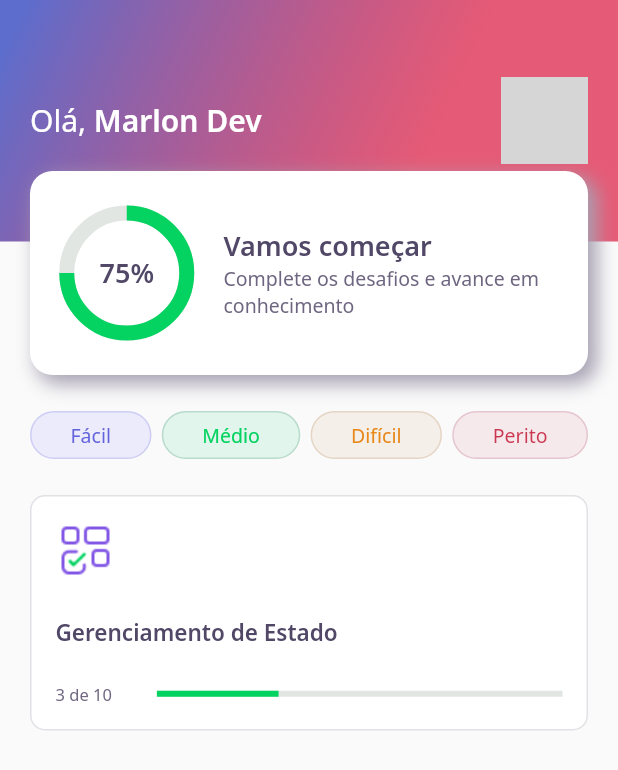
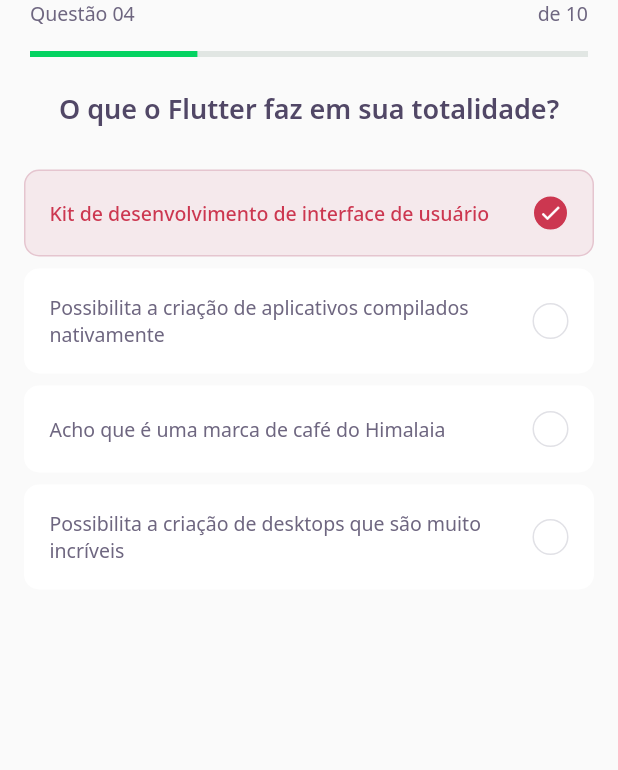
Before and after one commit to mardarc/flutter_nlw_5, a Flutter app: the screen it shows after launch, on a phone screen of 412 x 824 dp. Shown: the top 770 px of the screen. Run offline on Flutter 3.47's test engine with Material 2 defaults, Android fonts, the phone set to English and light mode, and no system bars; our stand-ins replace google_fonts; grey boxes are pictures that could not be loaded.

Commit message:
Finalizada aula 2. - Criada a Challenge_page, página onde irá conter a pergunta. - Criados os widgets da página.

```diff
--- /dev/null
+++ b/lib/challenge/challenge_page.dart
@@ -0,0 +1,28 @@
+import 'package:DevQuiz/challenge/widgets/question_indicator/question_indicator_widget.dart';
+import 'package:DevQuiz/challenge/widgets/quiz/quiz_widget.dart';
+import 'package:flutter/material.dart';
+
+class ChallengePage extends StatefulWidget {
+  ChallengePage({Key? key}) : super(key: key);
+
+  @override
+  _ChallengePageState createState() => _ChallengePageState();
+}
+
+class _ChallengePageState extends State<ChallengePage> {
+  @override
+  Widget build(BuildContext context) {
+    return Scaffold(
+      appBar: PreferredSize(
+        preferredSize: Size.fromHeight(60),
+        child: SafeArea(
+          top: true,
+          child: QuestionIndicatorWidget(),
+        ),
+      ),
+      body: QuizWidget(
+        title: "O que o Flutter faz em sua totalidade?",
+      ),
+    );
+  }
+}
--- /dev/null
+++ b/lib/challenge/widgets/answer_widget/answer_widget.dart
@@ -0,0 +1,83 @@
+import 'package:DevQuiz/core/app_colors.dart';
+import 'package:DevQuiz/core/app_text_styles.dart';
+import 'package:flutter/material.dart';
+
+class AnswerWidget extends StatelessWidget {
+  final String title;
+  final bool isRight;
+  final bool isSelected;
+
+  const AnswerWidget(
+      {Key? key,
+      required this.title,
+      this.isRight = false,
+      this.isSelected = false})
+      : super(key: key);
+
+  Color get _selectedColorRight =>
+      isRight ? AppColors.darkGreen : AppColors.darkRed;
+
+  Color get _selectedBorderRight =>
+      isRight ? AppColors.lightGreen : AppColors.lightRed;
+
+  Color get _selectedColorCardRight =>
+      isRight ? AppColors.lightGreen : AppColors.lightRed;
+
+  Color get _selectedBorderCardRight =>
+      isRight ? AppColors.green : AppColors.red;
+
+  TextStyle get _selectedTextStyleRight =>
+      isRight ? AppTextStyles.bodyDarkGreen : AppTextStyles.bodyDarkRed;
+
+  IconData get _selectedIconRight => isRight ? Icons.check : Icons.close;
+
+  @override
+  Widget build(BuildContext context) {
+    return Padding(
+      padding: const EdgeInsets.symmetric(horizontal: 16, vertical: 4),
+      child: Container(
+        padding: EdgeInsets.all(16),
+        decoration: BoxDecoration(
+          color: isSelected ? _selectedColorCardRight : AppColors.white,
+          borderRadius: BorderRadius.circular(10),
+          border: Border.fromBorderSide(
+            BorderSide(
+              color: isSelected ? _selectedBorderCardRight : AppColors.white,
+            ),
+          ),
+        ),
+        child: Row(
+          children: [
+            Expanded(
+              child: Text(
+                title,
+                style:
+                    isSelected ? _selectedTextStyleRight : AppTextStyles.body,
+              ),
+            ),
+            Container(
+              width: 24,
+              height: 24,
+              decoration: BoxDecoration(
+                  color: isSelected ? _selectedColorRight : AppColors.white,
+                  borderRadius: BorderRadius.circular(500),
+                  border: Border.fromBorderSide(
+                    BorderSide(
+                      color:
+                          isSelected ? _selectedBorderRight : AppColors.border,
+                    ),
+                  )),
+              child: isSelected
+                  ? Icon(
+                      Icons.check,
+                      size: 16,
+                      color: Colors.white,
+                    )
+                  : null,
+            ),
+          ],
+        ),
+      ),
+    );
+  }
+}
--- /dev/null
+++ b/lib/challenge/widgets/question_indicator/question_indicator_widget.dart
@@ -0,0 +1,37 @@
+import 'package:DevQuiz/core/app_text_styles.dart';
+import 'package:DevQuiz/shared/widgets/progress_indicator/progress_indicator_widget.dart';
+import 'package:flutter/material.dart';
+
+class QuestionIndicatorWidget extends StatelessWidget {
+  const QuestionIndicatorWidget({Key? key}) : super(key: key);
+
+  @override
+  Widget build(BuildContext context) {
+    return Container(
+      padding: const EdgeInsets.symmetric(horizontal: 20),
+      child: Column(
+        children: [
+          Row(
+            mainAxisAlignment: MainAxisAlignment.spaceBetween,
+            children: [
+              Text(
+                "Questão 04",
+                style: AppTextStyles.body,
+              ),
+              Text(
+                "de 10",
+                style: AppTextStyles.body,
+              ),
+            ],
+          ),
+          SizedBox(
+            height: 16,
+          ),
+          ProgressIndicatorWidget(
+            value: 0.4,
+          )
+        ],
+      ),
+    );
+  }
+}
--- /dev/null
+++ b/lib/challenge/widgets/quiz/quiz_widget.dart
@@ -0,0 +1,36 @@
+import 'package:DevQuiz/challenge/widgets/answer_widget/answer_widget.dart';
+import 'package:DevQuiz/core/app_text_styles.dart';
+import 'package:flutter/material.dart';
+
+class QuizWidget extends StatelessWidget {
+  final String title;
+  const QuizWidget({Key? key, required this.title}) : super(key: key);
+
+  @override
+  Widget build(BuildContext context) {
+    return Container(
+      child: Column(
+        children: [
+          Text(
+            title,
+            style: AppTextStyles.heading,
+          ),
+          SizedBox(
+            height: 24,
+          ),
+          AnswerWidget(
+              isRight: false,
+              isSelected: true,
+              title: "Kit de desenvolvimento de interface de usuário"),
+          AnswerWidget(
+              title:
+                  "Possibilita a criação de aplicativos compilados nativamente"),
+          AnswerWidget(title: "Acho que é uma marca de café do Himalaia"),
+          AnswerWidget(
+              title:
+                  "Possibilita a criação de desktops que são muito incríveis"),
+        ],
+      ),
+    );
+  }
+}
--- a/lib/core/app_gradients.dart
+++ b/lib/core/app_gradients.dart
@@ -5,8 +5,8 @@ import 'package:flutter/material.dart';
 
 class AppGradients {
   static final linear = LinearGradient(colors: [
-    Color(0xFF5C6DCD),
-    Color.fromRGBO(220, 20, 60, 0.695),
+    Color(0xFF57B6E5),
+    Color.fromRGBO(130, 87, 229, 0.695),
   ], stops: [
     0.0,
     0.695
--- a/lib/core/app_widget.dart
+++ b/lib/core/app_widget.dart
@@ -1,13 +1,17 @@
+import 'package:DevQuiz/challenge/challenge_page.dart';
 import 'package:DevQuiz/home/home_page.dart';
 import 'package:flutter/material.dart';
+import 'package:flutter/services.dart';
 
 class AppWidget extends StatelessWidget {
   @override
   Widget build(BuildContext context) {
+    SystemChrome.setSystemUIOverlayStyle(
+        SystemUiOverlayStyle(statusBarColor: Colors.transparent));
     return MaterialApp(
       debugShowCheckedModeBanner: false,
       title: "DevQuiz",
-      home: HomePage(),
+      home: ChallengePage(),
     );
   }
 }
--- a/lib/home/home_page.dart
+++ b/lib/home/home_page.dart
@@ -18,9 +18,12 @@ class _HomePageState extends State<HomePage> {
     return Scaffold(
       appBar: AppBarWidget(),
       body: Padding(
-        padding: const EdgeInsets.symmetric(horizontal: 20, vertical: 24),
+        padding: const EdgeInsets.symmetric(horizontal: 20),
         child: Column(
           children: [
+            SizedBox(
+              height: 24,
+            ),
             Row(
               mainAxisAlignment: MainAxisAlignment.spaceBetween,
               children: [
@@ -30,7 +33,26 @@ class _HomePageState extends State<HomePage> {
                 LevelButtonWidget(label: "Perito"),
               ],
             ),
-            QuizCardWidget()
+            SizedBox(
+              height: 24,
+            ),
+            Expanded(
+              child: GridView.count(
+                crossAxisSpacing: 16,
+                mainAxisSpacing: 16,
+                crossAxisCount: 2,
+                children: [
+                  QuizCardWidget(),
+                  QuizCardWidget(),
+                  QuizCardWidget(),
+                  QuizCardWidget(),
+                  QuizCardWidget(),
+                  QuizCardWidget(),
+                  QuizCardWidget(),
+                  QuizCardWidget(),
+                ],
+              ),
+            )
           ],
         ),
       ),
--- a/lib/home/widgets/quiz_card/quiz_card_widget.dart
+++ b/lib/home/widgets/quiz_card/quiz_card_widget.dart
@@ -1,21 +1,13 @@
+import 'package:DevQuiz/core/core.dart';
+import 'package:DevQuiz/shared/widgets/progress_indicator/progress_indicator_widget.dart';
 import 'package:flutter/material.dart';
-
-import '../../../core/app_colors.dart';
-import '../../../core/app_colors.dart';
-import '../../../core/app_colors.dart';
-import '../../../core/app_colors.dart';
-import '../../../core/app_images.dart';
-import '../../../core/app_text_styles.dart';
-import '../../../core/app_text_styles.dart';
 
 class QuizCardWidget extends StatelessWidget {
   const QuizCardWidget({Key? key}) : super(key: key);
 
   @override
   Widget build(BuildContext context) {
-    return Padding(
-      padding: const EdgeInsets.symmetric(vertical: 24),
-      child: Container(
+    return Container(
       padding: EdgeInsets.all(16),
       decoration: BoxDecoration(
         border: Border.fromBorderSide(
@@ -33,38 +25,29 @@ class QuizCardWidget extends StatelessWidget {
             child: Image.asset(AppImages.blocks),
           ),
           SizedBox(
-              height: 24,
+            height: 20,
           ),
           Text(
             "Gerenciamento de Estado",
             style: AppTextStyles.heading15,
           ),
           SizedBox(
-              height: 24,
+            height: 20,
           ),
           Row(
             children: [
               Expanded(
-                  flex: 1,
+                flex: 2,
                 child: Text(
                   "3 de 10",
                   style: AppTextStyles.body11,
                 ),
               ),
-                Expanded(
-                  flex: 4,
-                  child: LinearProgressIndicator(
-                    value: 0.3,
-                    backgroundColor: AppColors.chartSecondary,
-                    valueColor:
-                        AlwaysStoppedAnimation<Color>(AppColors.chartPrimary),
-                  ),
-                ),
+              Expanded(flex: 3, child: ProgressIndicatorWidget(value: 0.3)),
             ],
           )
         ],
       ),
-      ),
     );
   }
 }
--- a/lib/home/widgets/score_card/score_card_widget.dart
+++ b/lib/home/widgets/score_card/score_card_widget.dart
@@ -20,10 +20,10 @@ class ScoreCardWidget extends StatelessWidget {
           borderRadius: BorderRadius.circular(15),
           boxShadow: [
             BoxShadow(
-                color: AppColors.lightGrey,
-                offset: Offset(5.0, 5.0),
+                color: Colors.grey,
+                offset: Offset(1, 1),
                 blurRadius: 10,
-                spreadRadius: 1)
+                spreadRadius: .5)
           ],
         ),
         child: Padding(
--- /dev/null
+++ b/lib/shared/widgets/progress_indicator/progress_indicator_widget.dart
@@ -0,0 +1,17 @@
+import 'package:DevQuiz/core/core.dart';
+import 'package:flutter/material.dart';
+
+class ProgressIndicatorWidget extends StatelessWidget {
+  final double value;
+  const ProgressIndicatorWidget({Key? key, required this.value})
+      : super(key: key);
+
+  @override
+  Widget build(BuildContext context) {
+    return LinearProgressIndicator(
+      value: 0.3,
+      backgroundColor: AppColors.chartSecondary,
+      valueColor: AlwaysStoppedAnimation<Color>(AppColors.chartPrimary),
+    );
+  }
+}
```
Lines whose indentation alone changed are shown as unchanged.
